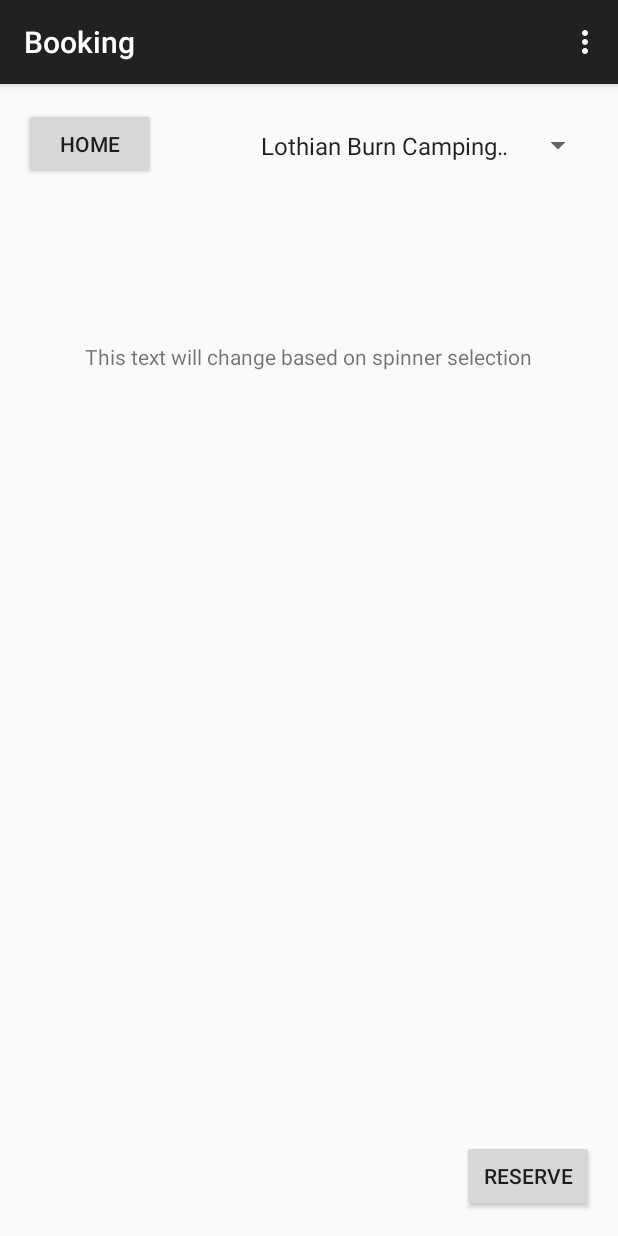
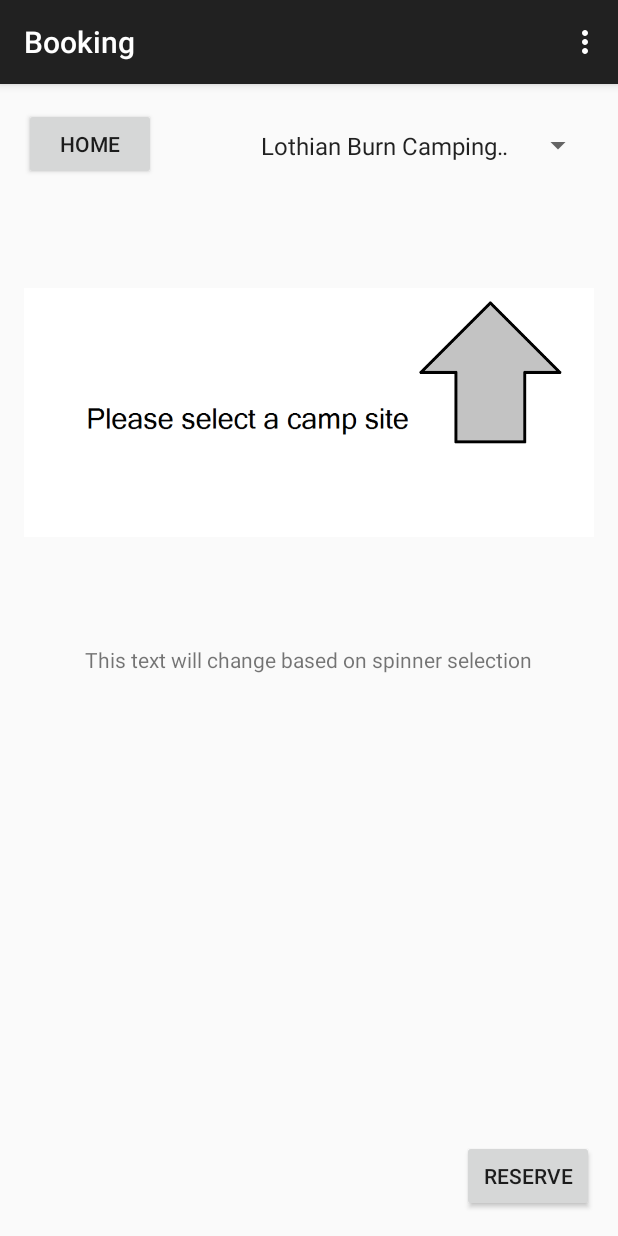
Before and after one commit to mtlingard/test2, an Android app: the SecondActivity screen opened directly, with no data from a screen before it, on a phone screen of 412 x 824 dp. Run offline under Robolectric (Android 15) with nearby library versions, the phone set to English and light mode, and no system bars.

Commit message:
Added images of different sites and changed layout of P2

```diff
--- a/app/src/main/res/layout/activity_second.xml
+++ b/app/src/main/res/layout/activity_second.xml
@@ -41,8 +41,17 @@
         android:layout_height="wrap_content"
         android:text="This text will change based on spinner selection"
         android:id="@+id/txtvSiteInfo"
-        android:layout_below="@+id/spinner"
-        android:layout_centerHorizontal="true"
-        android:layout_marginTop="106dp" />
+        android:layout_centerVertical="true"
+        android:layout_centerHorizontal="true" />
+
+    <ImageView
+        android:layout_width="wrap_content"
+        android:layout_height="wrap_content"
+        android:id="@+id/imageViewSiteImage"
+        android:src="@mipmap/no_selection"
+        android:layout_alignRight="@+id/spinner"
+        android:layout_alignEnd="@+id/spinner"
+        android:layout_above="@+id/txtvSiteInfo"
+        android:layout_below="@+id/btnHome" />
 
 </RelativeLayout>
```
Also changed, not shown: app/src/main/res/layout/activity_main.xml (+10 -0 lines), app/src/main/ic_launcher-web.png (added), app/src/main/res/mipmap-mdpi/loch_bunnel.jpg (added), app/src/main/res/mipmap-mdpi/lothian_burn.jpg (added), app/src/main/res/mipmap-mdpi/no_selection.png (added), app/src/main/res/mipmap-mdpi/tennents_hp.jpg (added), app/src/main/res/mipmap-xxxhdpi/ic_launcher.png (added).
